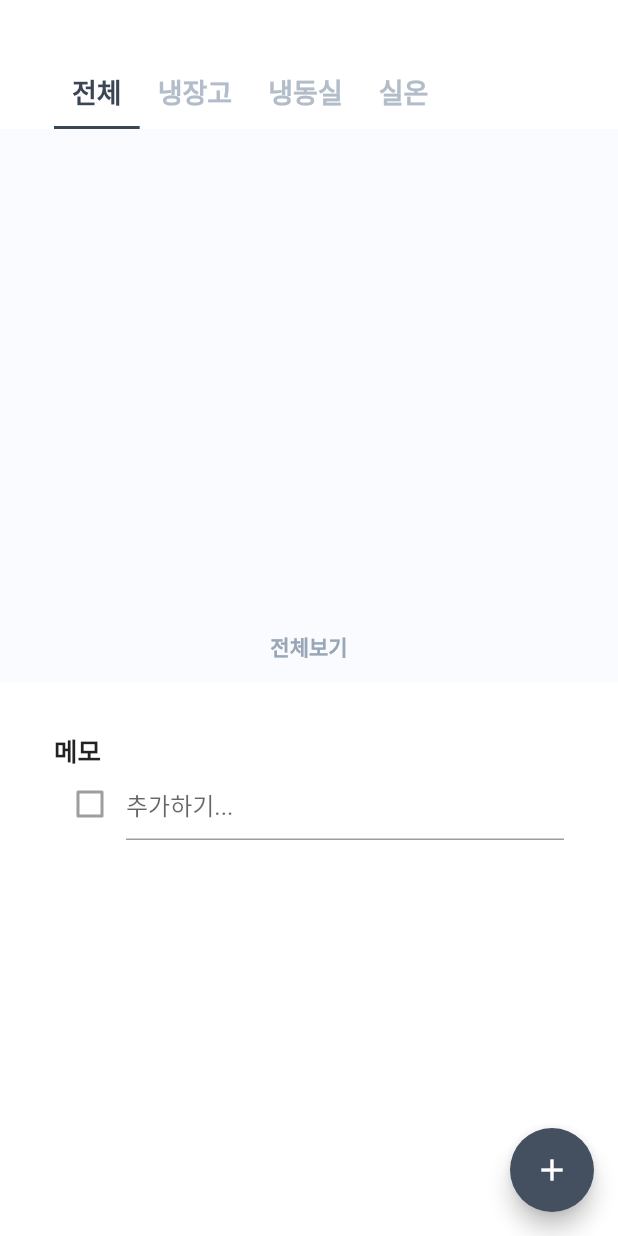
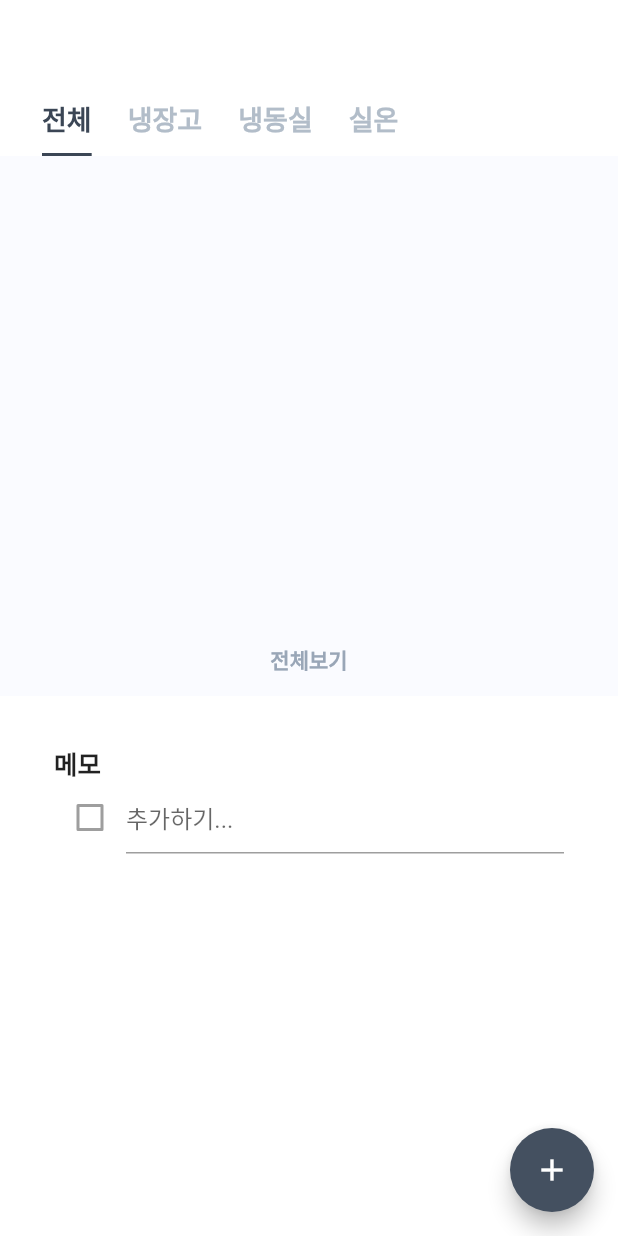
Before and after one commit to ranbly/food-manager-app, a Flutter app: the RefrigeratorScreen screen opened directly with empty values, on a phone screen of 412 x 824 dp. Run offline on Flutter 3.47's test engine with Material 2 defaults, Android fonts, the phone set to English and light mode, and no system bars; our stand-ins replace cloud_firestore, firebase_auth, firebase_core, flutter_easyloading, freezed_annotation, get and 1 more; accounts and stored records are empty.

Commit message:
메인 디자인 수정

```diff
--- a/lib/screens/refrigerator/screen.dart
+++ b/lib/screens/refrigerator/screen.dart
@@ -42,18 +42,20 @@ class _RefrigeratorScreenState extends State<RefrigeratorScreen> {
       length: 4,
       child: Scaffold(
         backgroundColor: Colors.white,
+        endDrawer: Drawer(),
         appBar: AppBar(
-          shadowColor: Colors.transparent,
+          elevation: 0,
           brightness: Brightness.light,
+          centerTitle: true,
           title: Text(widget.refrigerator.name),
           bottom: PreferredSize(
-            preferredSize: Size.fromHeight(30),
+            preferredSize: Size.fromHeight(kTextTabBarHeight),
             child: Padding(
-              padding: EdgeInsets.symmetric(vertical: 0, horizontal: 36),
+              padding: EdgeInsets.symmetric(vertical: 0, horizontal: 16),
               child: Align(
                 alignment: Alignment.centerLeft,
                 child: TabBar(
-                  labelPadding: EdgeInsets.symmetric(horizontal: 0),
+                  labelPadding: EdgeInsets.symmetric(horizontal: 12),
                   indicatorSize: TabBarIndicatorSize.label,
                   isScrollable: true,
                   labelColor: Color(0xFF3B4655),
@@ -64,22 +66,10 @@ class _RefrigeratorScreenState extends State<RefrigeratorScreen> {
                   unselectedLabelStyle:
                       TextStyle(fontSize: 18, fontWeight: FontWeight.bold),
                   tabs: [
-                    Container(
-                      margin: EdgeInsets.symmetric(horizontal: 12),
-                      child: Tab(text: '전체'),
-                    ),
-                    Container(
-                      margin: EdgeInsets.symmetric(horizontal: 12),
-                      child: Tab(text: '냉장고'),
-                    ),
-                    Container(
-                      margin: EdgeInsets.symmetric(horizontal: 12),
-                      child: Tab(text: '냉동실'),
-                    ),
-                    Container(
-                      margin: EdgeInsets.symmetric(horizontal: 12),
-                      child: Tab(text: '실온'),
-                    ),
+                    Tab(text: '전체'),
+                    Tab(text: '냉장고'),
+                    Tab(text: '냉동실'),
+                    Tab(text: '실온')
                   ],
                 ),
               ),
```
